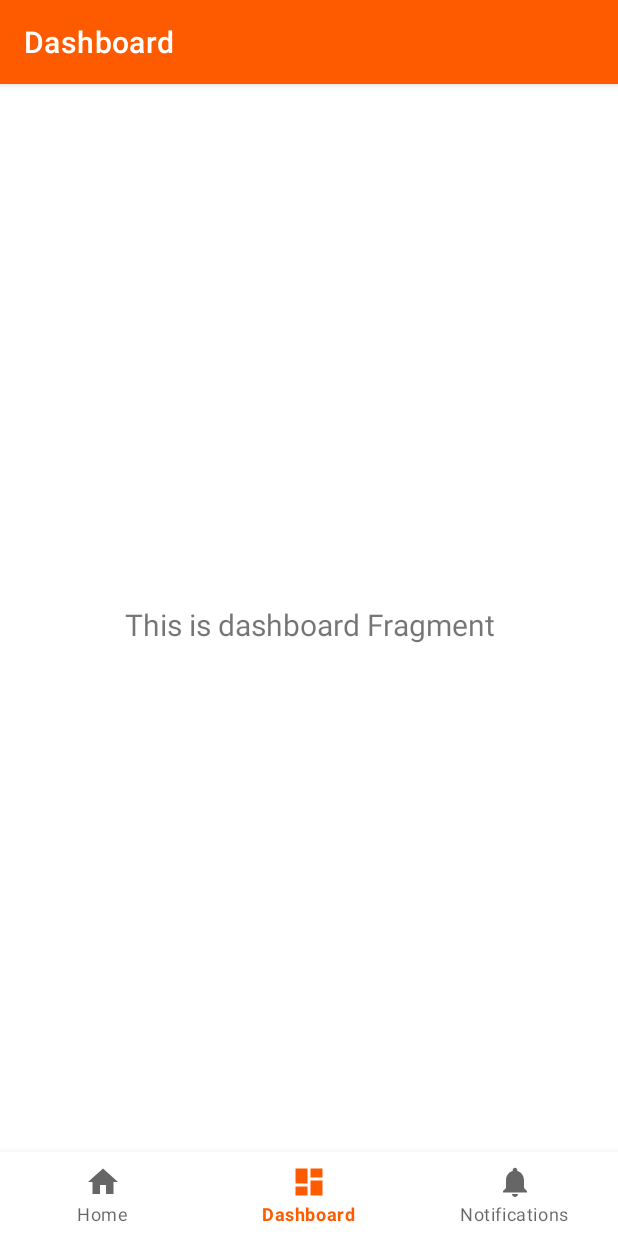
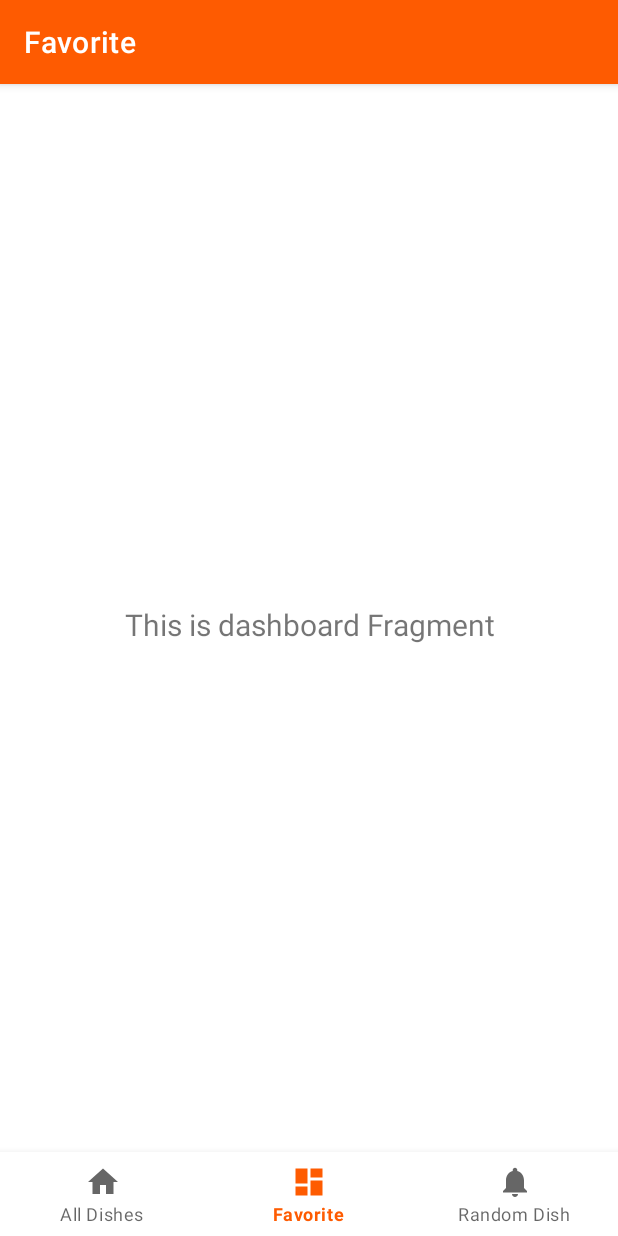
Before and after one commit to X001DEV/Foodies, an Android app: the FavoriteDishesFragment screen opened through its navigation route, item 2 of the bottom bar chosen, on a phone screen of 412 x 824 dp. Run offline under Robolectric (Android 15) with nearby library versions, the phone set to English and light mode, and no system bars; our stand-ins replace navigation-ui; libraries missing offline, so code that uses them is left out: com.blogspot.atifsoftwares; 1 statement that could not run was skipped.

Commit message:
Refactor app.

```diff
--- a/app/src/main/java/dev/x001/foodies/view/activities/MainActivity.kt
+++ b/app/src/main/java/dev/x001/foodies/view/activities/MainActivity.kt
@@ -29,7 +29,7 @@ class MainActivity : AppCompatActivity() {
         // menu should be considered as top level destinations.
         val appBarConfiguration = AppBarConfiguration(
             setOf(
-                R.id.navigation_home, R.id.navigation_dashboard, R.id.navigation_notifications
+                R.id.navigation_all_dishes, R.id.navigation_favorite_dishes, R.id.navigation_random_dish
             )
         )
         setupActionBarWithNavController(navController, appBarConfiguration)
--- a/app/src/main/java/dev/x001/foodies/view/fragments/NotificationsFragment.kt
+++ b/app/src/main/java/dev/x001/foodies/view/fragments/FavoriteDishesFragment.kt
@@ -7,12 +7,12 @@ import android.view.ViewGroup
 import android.widget.TextView
 import androidx.fragment.app.Fragment
 import androidx.lifecycle.ViewModelProvider
-import dev.x001.foodies.databinding.FragmentNotificationsBinding
-import dev.x001.foodies.viewmodel.NotificationsViewModel
+import dev.x001.foodies.databinding.FragmentFavoriteDishesBinding
+import dev.x001.foodies.viewmodel.DashboardViewModel
 
-class NotificationsFragment : Fragment() {
+class FavoriteDishesFragment : Fragment() {
 
-    private var _binding: FragmentNotificationsBinding? = null
+    private var _binding: FragmentFavoriteDishesBinding? = null
 
     // This property is only valid between onCreateView and
     // onDestroyView.
@@ -23,14 +23,14 @@ class NotificationsFragment : Fragment() {
         container: ViewGroup?,
         savedInstanceState: Bundle?
     ): View {
-        val notificationsViewModel =
-            ViewModelProvider(this).get(NotificationsViewModel::class.java)
+        val dashboardViewModel =
+            ViewModelProvider(this).get(DashboardViewModel::class.java)
 
-        _binding = FragmentNotificationsBinding.inflate(inflater, container, false)
+        _binding = FragmentFavoriteDishesBinding.inflate(inflater, container, false)
         val root: View = binding.root
 
-        val textView: TextView = binding.textNotifications
-        notificationsViewModel.text.observe(viewLifecycleOwner) {
+        val textView: TextView = binding.textDashboard
+        dashboardViewModel.text.observe(viewLifecycleOwner) {
             textView.text = it
         }
         return root
--- a/app/src/main/java/dev/x001/foodies/view/fragments/DashboardFragment.kt
+++ b/app/src/main/java/dev/x001/foodies/view/fragments/RandomDishFragment.kt
@@ -7,12 +7,12 @@ import android.view.ViewGroup
 import android.widget.TextView
 import androidx.fragment.app.Fragment
 import androidx.lifecycle.ViewModelProvider
-import dev.x001.foodies.databinding.FragmentDashboardBinding
-import dev.x001.foodies.viewmodel.DashboardViewModel
+import dev.x001.foodies.databinding.FragmentRandomDishBinding
+import dev.x001.foodies.viewmodel.NotificationsViewModel
 
-class DashboardFragment : Fragment() {
+class RandomDishFragment : Fragment() {
 
-    private var _binding: FragmentDashboardBinding? = null
+    private var _binding: FragmentRandomDishBinding? = null
 
     // This property is only valid between onCreateView and
     // onDestroyView.
@@ -23,14 +23,14 @@ class DashboardFragment : Fragment() {
         container: ViewGroup?,
         savedInstanceState: Bundle?
     ): View {
-        val dashboardViewModel =
-            ViewModelProvider(this).get(DashboardViewModel::class.java)
+        val notificationsViewModel =
+            ViewModelProvider(this).get(NotificationsViewModel::class.java)
 
-        _binding = FragmentDashboardBinding.inflate(inflater, container, false)
+        _binding = FragmentRandomDishBinding.inflate(inflater, container, false)
         val root: View = binding.root
 
-        val textView: TextView = binding.textDashboard
-        dashboardViewModel.text.observe(viewLifecycleOwner) {
+        val textView: TextView = binding.textNotifications
+        notificationsViewModel.text.observe(viewLifecycleOwner) {
             textView.text = it
         }
         return root
--- a/app/src/main/res/layout/fragment_notifications.xml
+++ b/app/src/main/res/layout/fragment_favorite_dishes.xml
@@ -4,10 +4,10 @@
     xmlns:tools="http://schemas.android.com/tools"
     android:layout_width="match_parent"
     android:layout_height="match_parent"
-    tools:context=".view.fragments.NotificationsFragment">
+    tools:context=".view.fragments.FavoriteDishesFragment">
 
     <TextView
-        android:id="@+id/text_notifications"
+        android:id="@+id/text_dashboard"
         android:layout_width="match_parent"
         android:layout_height="wrap_content"
         android:layout_marginStart="8dp"
--- a/app/src/main/res/layout/fragment_dashboard.xml
+++ b/app/src/main/res/layout/fragment_random_dish.xml
@@ -4,10 +4,10 @@
     xmlns:tools="http://schemas.android.com/tools"
     android:layout_width="match_parent"
     android:layout_height="match_parent"
-    tools:context=".view.fragments.DashboardFragment">
+    tools:context=".view.fragments.RandomDishFragment">
 
     <TextView
-        android:id="@+id/text_dashboard"
+        android:id="@+id/text_notifications"
         android:layout_width="match_parent"
         android:layout_height="wrap_content"
         android:layout_marginStart="8dp"
--- a/app/src/main/res/menu/bottom_nav_menu.xml
+++ b/app/src/main/res/menu/bottom_nav_menu.xml
@@ -2,18 +2,18 @@
 <menu xmlns:android="http://schemas.android.com/apk/res/android">
 
     <item
-        android:id="@+id/navigation_home"
+        android:id="@+id/navigation_all_dishes"
         android:icon="@drawable/ic_home_black_24dp"
-        android:title="@string/title_home" />
+        android:title="@string/title_all_dishes" />
 
     <item
-        android:id="@+id/navigation_dashboard"
+        android:id="@+id/navigation_favorite_dishes"
         android:icon="@drawable/ic_dashboard_black_24dp"
-        android:title="@string/title_dashboard" />
+        android:title="@string/title_favorite_dishes" />
 
     <item
-        android:id="@+id/navigation_notifications"
+        android:id="@+id/navigation_random_dish"
         android:icon="@drawable/ic_notifications_black_24dp"
-        android:title="@string/title_notifications" />
+        android:title="@string/title_random_dish" />
 
 </menu>
--- a/app/src/main/res/navigation/mobile_navigation.xml
+++ b/app/src/main/res/navigation/mobile_navigation.xml
@@ -3,23 +3,23 @@
     xmlns:app="http://schemas.android.com/apk/res-auto"
     xmlns:tools="http://schemas.android.com/tools"
     android:id="@+id/mobile_navigation"
-    app:startDestination="@+id/navigation_home">
+    app:startDestination="@+id/navigation_all_dishes">
 
     <fragment
-        android:id="@+id/navigation_home"
+        android:id="@+id/navigation_all_dishes"
         android:name="dev.x001.foodies.view.fragments.AllDishesFragment"
-        android:label="@string/title_home"
+        android:label="@string/title_all_dishes"
         tools:layout="@layout/fragment_all_dishes" />
 
     <fragment
-        android:id="@+id/navigation_dashboard"
-        android:name="dev.x001.foodies.view.fragments.DashboardFragment"
-        android:label="@string/title_dashboard"
-        tools:layout="@layout/fragment_dashboard" />
+        android:id="@+id/navigation_favorite_dishes"
+        android:name="dev.x001.foodies.view.fragments.FavoriteDishesFragment"
+        android:label="@string/title_favorite_dishes"
+        tools:layout="@layout/fragment_favorite_dishes" />
 
     <fragment
-        android:id="@+id/navigation_notifications"
-        android:name="dev.x001.foodies.view.fragments.NotificationsFragment"
-        android:label="@string/title_notifications"
-        tools:layout="@layout/fragment_notifications" />
+        android:id="@+id/navigation_random_dish"
+        android:name="dev.x001.foodies.view.fragments.RandomDishFragment"
+        android:label="@string/title_random_dish"
+        tools:layout="@layout/fragment_random_dish" />
 </navigation>
--- a/app/src/main/res/values/strings.xml
+++ b/app/src/main/res/values/strings.xml
@@ -1,7 +1,7 @@
 <resources>
     <string name="app_name">Foodies</string>
-    <string name="title_home">Home</string>
-    <string name="title_dashboard">Dashboard</string>
-    <string name="title_notifications">Notifications</string>
+    <string name="title_all_dishes">All Dishes</string>
+    <string name="title_favorite_dishes">Favorite</string>
+    <string name="title_random_dish">Random Dish</string>
     <string name="no_dishes_added_yet">No dishes added yet.</string>
 </resources>
```
